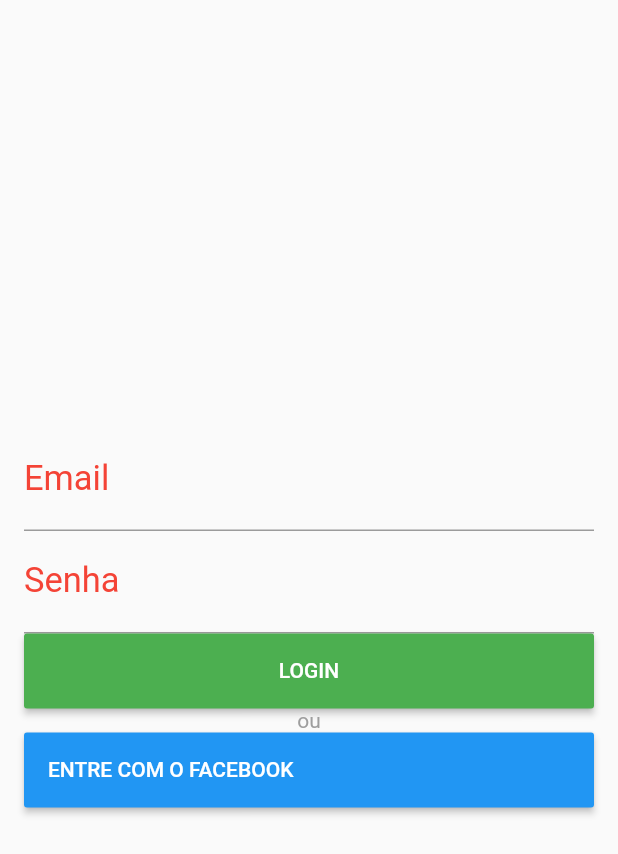
After one commit to leosouzajr/appWidgets, a Flutter app: the TelaLoginHawai screen opened directly, on a phone screen of 412 x 824 dp. The commit adds this screen. Shown: the top 854 px of the screen. Run offline on Flutter 3.47's test engine with Material 2 defaults, Android fonts, the phone set to English and light mode, and no system bars; missing offline and left inert: bmnav.

Commit message:
adicionado tela splash e tela login

```diff
--- /dev/null
+++ b/lib/io/hawai/tela_login_hawai.dart
@@ -0,0 +1,73 @@
+import 'package:flutter/material.dart';
+
+class TelaLoginHawai extends StatefulWidget {
+  @override
+  _TelaLoginHawaiState createState() => _TelaLoginHawaiState();
+}
+
+class _TelaLoginHawaiState extends State<TelaLoginHawai> {
+  TextEditingController emailController = TextEditingController();
+  TextEditingController senhaController = TextEditingController();
+
+  @override
+  Widget build(BuildContext context) {
+    return Scaffold(
+      body: Padding(
+        padding: const EdgeInsets.symmetric(horizontal: 16.0),
+        child: Column(
+          crossAxisAlignment: CrossAxisAlignment.stretch,
+          mainAxisAlignment: MainAxisAlignment.center,
+          children: <Widget>[
+            TextField(
+              controller: emailController,
+              decoration: InputDecoration(
+                  labelText: "Email",
+                  labelStyle: TextStyle(color: Colors.red, fontSize: 23)),
+              style: TextStyle(color: Colors.green, fontSize: 20),
+            ),
+            TextField(
+              controller: senhaController,
+              decoration: InputDecoration(
+                  labelText: "Senha",
+                  labelStyle: TextStyle(color: Colors.red, fontSize: 23)),
+              style: TextStyle(color: Colors.green, fontSize: 20),
+            ),
+            Container(
+              height:50,
+              child: RaisedButton(
+                color: Colors.green,
+                child: Text(
+                  "LOGIN",
+                  style: TextStyle(color: Colors.white),
+                ),
+                onPressed: () {},
+              ),
+            ),
+            Align(
+              child: Text(
+                "ou",
+                style: TextStyle(color: Colors.grey),
+              ),
+            ),
+            Container(
+              height: 50,
+              child: RaisedButton(
+                  color: Colors.blue,
+                  child: Row(
+                    children: <Widget>[
+                      Text(
+                        "ENTRE COM O FACEBOOK",
+                        style: TextStyle(color: Colors.white),
+                      ),
+
+                    ],
+                  ),
+                   onPressed: () {},
+                  ),
+            ),
+          ],
+        ),
+      ),
+    );
+  }
+}
--- a/lib/io/tela_entrada.dart
+++ b/lib/io/tela_entrada.dart
@@ -1,4 +1,5 @@
 import 'package:app_widgets/io/hawai/tela_inicial_hawai.dart';
+import 'package:app_widgets/io/hawai/tela_splash_hawai.dart';
 import 'package:flutter/material.dart';
 
 import 'cagece/tela_inicial_cagece.dart';
@@ -46,6 +47,6 @@ class _TelaEntradaState extends State<TelaEntrada> {
   void abrirTelaInicialHawai(BuildContext context) {
      Navigator.push(
         context,
-        MaterialPageRoute(builder: (context) => TelaInicialHawai()));
+        MaterialPageRoute(builder: (context) => TelaSplashHawai()));
   }
 }
```
Also changed, not shown: lib/io/hawai/tela_splash_hawai.dart (added, +42 -0 lines), pubspec.lock, 1 other file.
